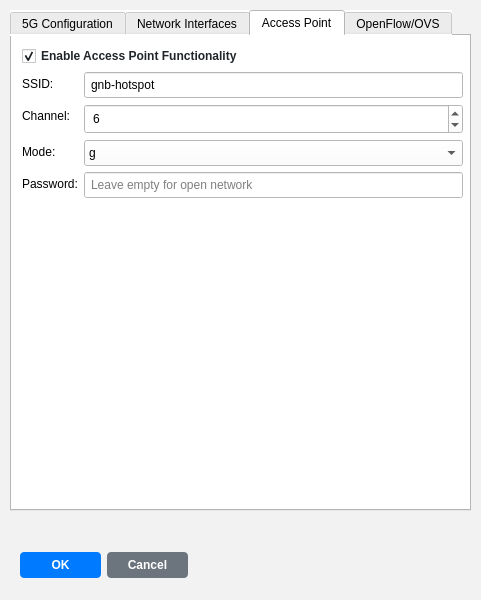
Old version of the form netflux5g-editor/src/gui/ui/GNB_properties.ui in the repository adaptivenetworklab/NetFlux5G.
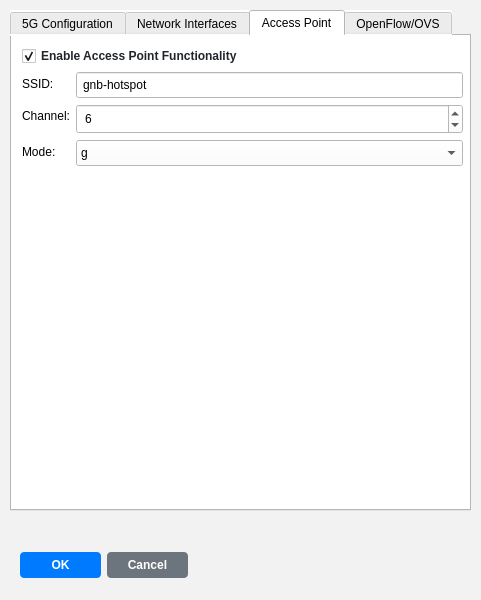
New version of the form. The open tabs and pages were chosen to show the change.

Patch:
```diff
--- a/netflux5g-editor/src/gui/ui/GNB_properties.ui
+++ b/netflux5g-editor/src/gui/ui/GNB_properties.ui
@@ -457,29 +457,6 @@
            </item>
           </widget>
          </item>
-         <item row="3" column="0">
-          <widget class="QLabel" name="label_ap_password">
-           <property name="text">
-            <string>Password:</string>
-           </property>
-          </widget>
-         </item>
-         <item row="3" column="1">
-          <widget class="QLineEdit" name="GNB_AP_Password">
-           <property name="styleSheet">
-            <string notr="true">background-color: rgb(255, 255, 255); padding: 4px;</string>
-           </property>
-           <property name="text">
-            <string/>
-           </property>
-           <property name="echoMode">
-            <enum>QLineEdit::Password</enum>
-           </property>
-           <property name="placeholderText">
-            <string>Leave empty for open network</string>
-           </property>
-          </widget>
-         </item>
         </layout>
        </item>
       </layout>
```
Left out of the diff: 2 changed lines with no effect on the pictures.
